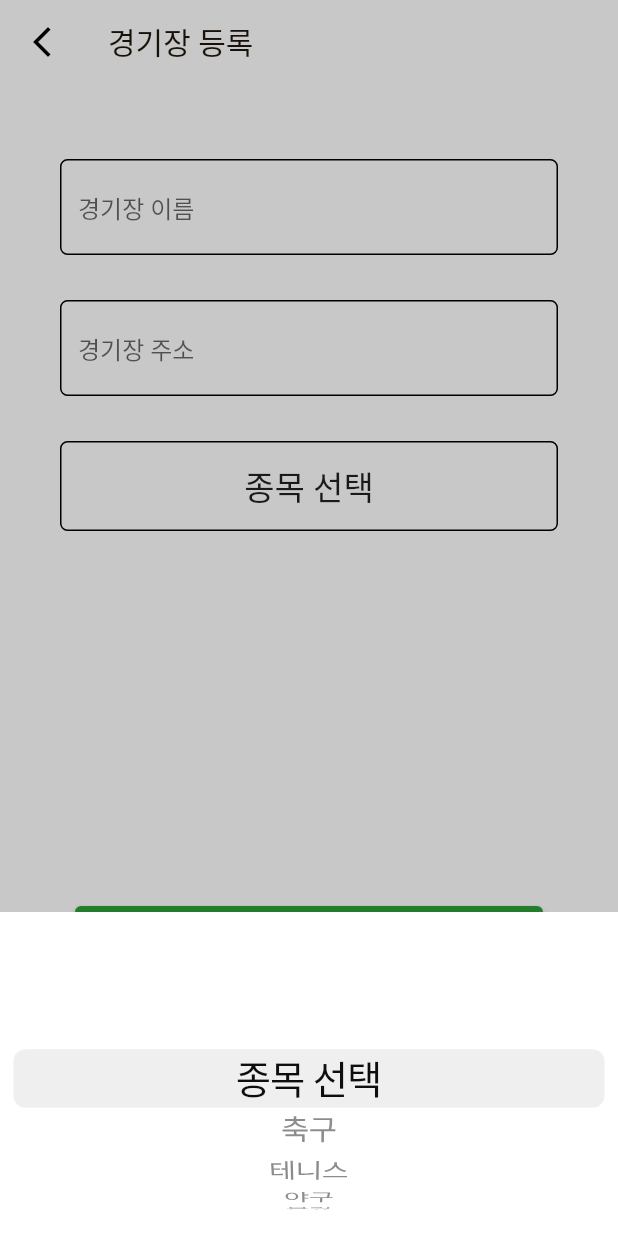
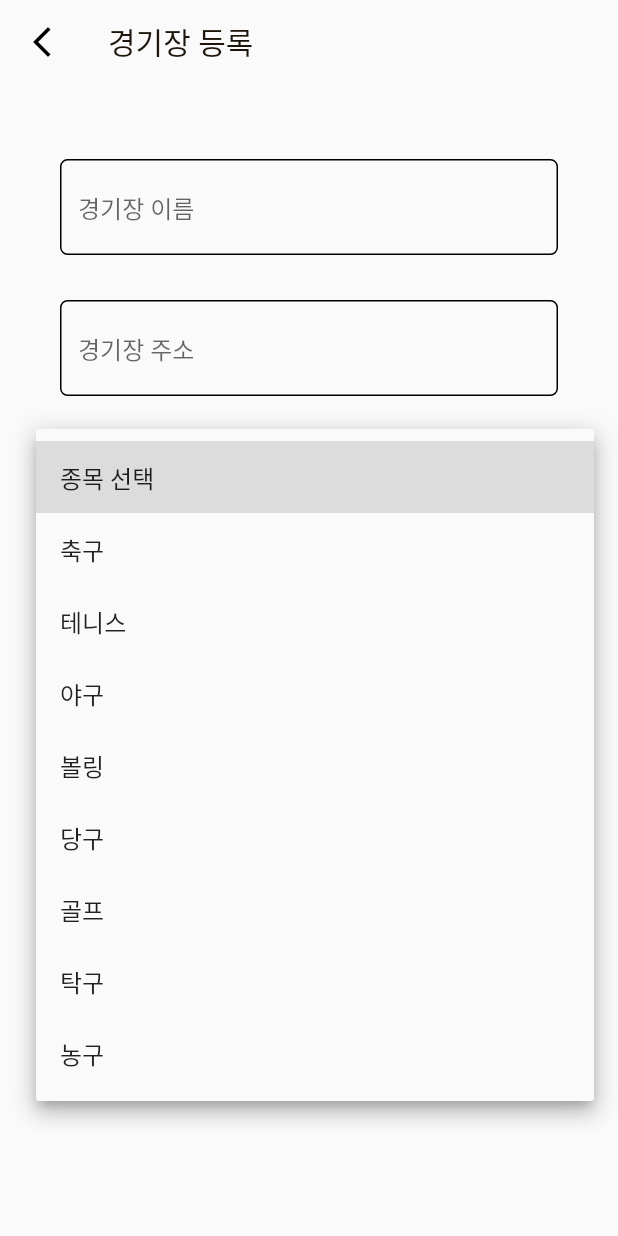
Before and after one commit to WhyAreYouSoMad/sporting_app, a Flutter app: the StadiumEnrollPage screen opened by its route, after a tap on "종목 선택", on a phone screen of 412 x 824 dp. Run offline on Flutter 3.47's test engine with Material 2 defaults, Android fonts, the phone set to English and light mode, and no system bars; our stand-ins replace cached_network_image, curved_navigation_bar, dio, flutter_riverpod, flutter_secure_storage, google_maps_flutter and 2 more; missing offline and left inert: remedi_kopo; accounts and stored records are empty.

Commit message:
GFP-130 경기장 등록 페이지 뷰 수정

```diff
--- a/lib/controller/stadium_controller.dart
+++ b/lib/controller/stadium_controller.dart
@@ -35,4 +35,11 @@ class StadiumController {
       ),
     );
   }
+
+  Future<void> saveStadium(String name, String address, String category) async {
+    Logger().d("saveStadium 메소드 호출 됨");
+    Logger().d(name);
+    Logger().d(address);
+    Logger().d(category);
+  }
 }
--- a/lib/core/constants/my_area.dart
+++ b/lib/core/constants/my_lists.dart
@@ -141,3 +141,15 @@ List<Area> ulsan = [
   Area(area: "동구"),
 
 ];
+
+const List<String> sportCategories = <String>[
+  '종목 선택',
+  '축구',
+  '테니스',
+  '야구',
+  '볼링',
+  '당구',
+  '골프',
+  '탁구',
+  '농구',
+];
--- a/lib/view/components/my_dropdown_button_form_field.dart
+++ b/lib/view/components/my_dropdown_button_form_field.dart
@@ -2,10 +2,10 @@ import 'package:flutter/material.dart';
 
 class MyDropdownButtonFormField extends StatelessWidget {
   final List<String> items;
-  final String initValue;
+  String initValue;
 
 
-  const MyDropdownButtonFormField({Key? key, required this.items, required this.initValue}) : super(key: key);
+  MyDropdownButtonFormField({Key? key, required this.items, this.initValue = ''}) : super(key: key);
 
   @override
   Widget build(BuildContext context) {
@@ -14,12 +14,14 @@ class MyDropdownButtonFormField extends StatelessWidget {
       items: items
           .map(
             (label) => DropdownMenuItem(
+              value: label,
               child: Text(label),
-              value: label,
             ),
           )
           .toList(),
-      onChanged: (value) {},
+      onChanged: (value) {
+        initValue = value!;
+      },
     );
   }
 }
--- a/lib/view/pages/company/company_info/components/company_info_contents.dart
+++ b/lib/view/pages/company/company_info/components/company_info_contents.dart
@@ -3,6 +3,7 @@ import 'package:flutter_riverpod/flutter_riverpod.dart';
 import 'package:sporting_app/controller/company_controller.dart';
 import 'package:sporting_app/controller/company_stadium_list_controller.dart';
 import 'package:sporting_app/core/constants/my_colors.dart';
+import 'package:sporting_app/core/constants/my_routes.dart';
 import 'package:sporting_app/provider/session_provider.dart';
 import 'package:sporting_app/view/components/my_list_tile.dart';
 import 'package:sporting_app/view/pages/company/company_stadium_list/company_stadium_list_page.dart';
@@ -96,7 +97,11 @@ class CompanyInfoContents extends ConsumerWidget {
                 ),
               ),
             ),
-            Container(
+            InkWell(
+              onTap: () {
+                Navigator.pushNamed(context, MyRoute.stadiumEnrollPage);
+              },
+              child: Container(
                 padding: const EdgeInsets.only(bottom: 5),
                 decoration: BoxDecoration(
                   border: Border(
@@ -110,6 +115,7 @@ class CompanyInfoContents extends ConsumerWidget {
                   title: "경기장 등록하기",
                 ),
               ),
+            ),
           ],
         ),
       ),
--- a/lib/view/pages/main/region_list/components/region_list_body.dart
+++ b/lib/view/pages/main/region_list/components/region_list_body.dart
@@ -1,5 +1,5 @@
 import 'package:flutter/material.dart';
-import 'package:sporting_app/core/constants/my_area.dart';
+import 'package:sporting_app/core/constants/my_lists.dart';
 
 class RegionListBody extends StatefulWidget {
   const RegionListBody({Key? key}) : super(key: key);
--- /dev/null
+++ b/lib/view/pages/stadium/stadium_enroll/components/stadium_enroll_address_input.dart
@@ -0,0 +1,47 @@
+import 'package:flutter/material.dart';
+import 'package:flutter/services.dart';
+import 'package:remedi_kopo/remedi_kopo.dart';
+
+class StadiumEnrollAddressInput extends StatelessWidget {
+  final TextEditingController addressCon;
+
+  const StadiumEnrollAddressInput({Key? key, required this.addressCon}) : super(key: key);
+
+  @override
+  Widget build(BuildContext context) {
+    return TextFormField(
+      onTap: () {
+        HapticFeedback.mediumImpact();
+        _addressAPI(context); // 카카오 주소 API
+      },
+      readOnly: true,
+      controller: addressCon,
+      decoration: InputDecoration(
+        hintText: '경기장 주소',
+        enabledBorder: OutlineInputBorder(
+          borderRadius: BorderRadius.circular(5),
+        ),
+        focusedErrorBorder: OutlineInputBorder(
+          borderRadius: BorderRadius.circular(5),
+        ),
+        errorBorder: OutlineInputBorder(
+          borderRadius: BorderRadius.circular(5),
+        ),
+        focusedBorder: OutlineInputBorder(
+          borderRadius: BorderRadius.circular(5),
+        ),
+      ),
+    );
+  }
+
+  _addressAPI(BuildContext context) async {
+    KopoModel model = await Navigator.push(
+      context,
+      MaterialPageRoute(
+        builder: (context) => RemediKopo(),
+      ),
+    );
+    addressCon.text =
+    '${model.zonecode!} ${model.address!} ${model.buildingName!}';
+  }
+}
--- a/lib/view/pages/stadium/stadium_enroll/components/stadium_enroll_body.dart
+++ b/lib/view/pages/stadium/stadium_enroll/components/stadium_enroll_body.dart
@@ -1,20 +1,49 @@
 import 'package:flutter/cupertino.dart';
 import 'package:flutter/material.dart';
+import 'package:flutter_riverpod/flutter_riverpod.dart';
+import 'package:sporting_app/controller/stadium_controller.dart';
+import 'package:sporting_app/core/constants/my_lists.dart';
+import 'package:sporting_app/view/components/my_button.dart';
+import 'package:sporting_app/view/components/my_dropdown_button_form_field.dart';
 import 'package:sporting_app/view/pages/stadium/stadium_enroll/components/stadium_enroll_form.dart';
 
-class StadiumEnrollBody extends StatelessWidget {
+class StadiumEnrollBody extends ConsumerWidget {
+  final _formKey = GlobalKey<FormState>();
+  final _stadiumName = TextEditingController();
+  final _stadiumAddress = TextEditingController();
 
   StadiumEnrollBody({Key? key}) : super(key: key);
 
   @override
-  Widget build(BuildContext context) {
-    return ListView(
-      children: [
-        Padding(
-          padding: const EdgeInsets.symmetric(horizontal: 40, vertical: 50),
-          child: StadiumEnrollForm(),
+  Widget build(BuildContext context, WidgetRef ref) {
+    MyDropdownButtonFormField category = MyDropdownButtonFormField(items: sportCategories, initValue: sportCategories.first);
+    return Form(
+      key: _formKey,
+      child: Padding(
+        padding: const EdgeInsets.symmetric(horizontal: 40, vertical: 50),
+        child: ListView(
+          children: [
+            StadiumEnrollForm(stadiumName: _stadiumName, stadiumAddress: _stadiumAddress),
+            const SizedBox(height: 30),
+            category,
+            const SizedBox(height: 250),
+            MyButton(
+              funButton: () {
+                if (_formKey.currentState!.validate()) {
+                  ref.read(stadiumControllerProvider).saveStadium(
+                      _stadiumName.text.trim(),
+                      _stadiumAddress.text.trim(),
+                      category.initValue
+                  );
+                }
+              },
+              text: '경기장 등록',
+              height: 50,
+              fontWeight: FontWeight.bold,
+            )
+          ],
         ),
-      ],
+      ),
     );
   }
 }
--- a/lib/view/pages/stadium/stadium_enroll/components/stadium_enroll_form.dart
+++ b/lib/view/pages/stadium/stadium_enroll/components/stadium_enroll_form.dart
@@ -1,131 +1,29 @@
 import 'package:flutter/cupertino.dart';
 import 'package:flutter/material.dart';
 import 'package:sporting_app/core/utils/my_validate_util.dart';
-import 'package:sporting_app/view/components/my_button.dart';
 import 'package:sporting_app/view/components/my_text_form_field.dart';
+import 'package:sporting_app/view/pages/stadium/stadium_enroll/components/stadium_enroll_address_input.dart';
 
-const double _kItemExtent = 32.0;
-const List<String> _sportCategories = <String>[
-  '종목 선택',
-  '축구',
-  '테니스',
-  '야구',
-  '볼링',
-  '당구',
-  '골프',
-  '탁구',
-  '농구',
-];
 
-class StadiumEnrollForm extends StatefulWidget {
-  const StadiumEnrollForm({Key? key}) : super(key: key);
+class StadiumEnrollForm extends StatelessWidget {
 
-  @override
-  State<StadiumEnrollForm> createState() => _StadiumEnrollFormState();
-}
+  final TextEditingController stadiumName;
+  final TextEditingController stadiumAddress;
 
-class _StadiumEnrollFormState extends State<StadiumEnrollForm> {
-  final _formKey = GlobalKey<FormState>();
-  final _stadiumName = TextEditingController();
-  final _stadiumAddress = TextEditingController();
-
-  int _selectedSport = 0;
+  const StadiumEnrollForm({Key? key, required this.stadiumName, required this.stadiumAddress}) : super(key: key);
 
   @override
   Widget build(BuildContext context) {
-    return Form(
-      key: _formKey,
-      child: Column(
+    return Column(
       children: [
         MyTextFormField(
           hint: "경기장 이름",
           funValidator: validateStadiumName(),
-            controller: _stadiumName,
+          controller: stadiumName,
         ),
         const SizedBox(height: 30),
-          MyTextFormField(
-            hint: "경기장 주소",
-            funValidator: validateStadiumAddress(),
-            controller: _stadiumAddress,
-          ),
-          const SizedBox(height: 30),
-          _buildSelectCategory(),
-          // _buildButton(),
-          const SizedBox(height: 250),
-          MyButton(
-            funButton: () {},
-            text: '경기장 등록',
-            height: 50,
-            fontWeight: FontWeight.bold,
-          ),
+        StadiumEnrollAddressInput(addressCon: stadiumAddress),
       ],
-      ),
-    );
-  }
-
-  Widget _buildSelectCategory() {
-    return InkWell(
-      onTap: () => _showDialog(
-        CupertinoPicker(
-          magnification: 1.22,
-          squeeze: 1.2,
-          useMagnifier: true,
-          itemExtent: _kItemExtent,
-          // This is called when selected item is changed.
-          onSelectedItemChanged: (int selectedItem) {
-            setState(() {
-              _selectedSport = selectedItem;
-            });
-          },
-          children: List<Widget>.generate(
-            _sportCategories.length,
-            (int index) {
-              return Center(
-                child: Text(
-                  _sportCategories[index],
-                ),
-              );
-            },
-          ),
-        ),
-      ),
-      child: Container(
-        width: double.infinity,
-        height: 60,
-        decoration: BoxDecoration(
-          border: Border.all(width: 1),
-          borderRadius: const BorderRadius.all(Radius.circular(5)),
-        ),
-        child: Center(
-          child: Text(
-            _sportCategories[_selectedSport],
-            style: const TextStyle(
-              fontSize: 22.0,
-            ),
-          ),
-        ),
-      ),
-    );
-  }
-
-  void _showDialog(Widget child) {
-    showCupertinoModalPopup<void>(
-      context: context,
-      builder: (BuildContext context) => Container(
-        height: 216,
-        padding: const EdgeInsets.only(top: 6.0),
-        // The Bottom margin is provided to align the popup above the system navigation bar.
-        margin: EdgeInsets.only(
-          bottom: MediaQuery.of(context).viewInsets.bottom,
-        ),
-        // Provide a background color for the popup.
-        color: CupertinoColors.systemBackground.resolveFrom(context),
-        // Use a SafeArea widget to avoid system overlaps.
-        child: SafeArea(
-          top: false,
-          child: child,
-        ),
-      ),
     );
   }
 }
```
Lines whose indentation alone changed are shown as unchanged.
